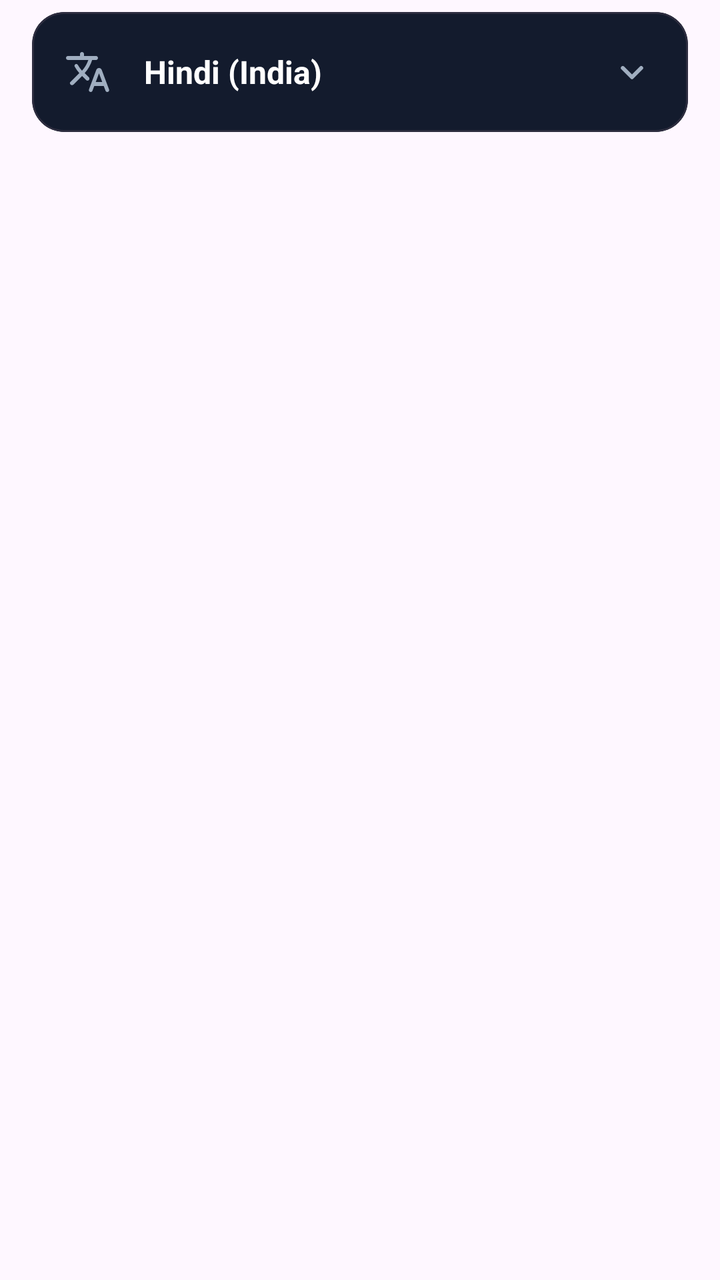
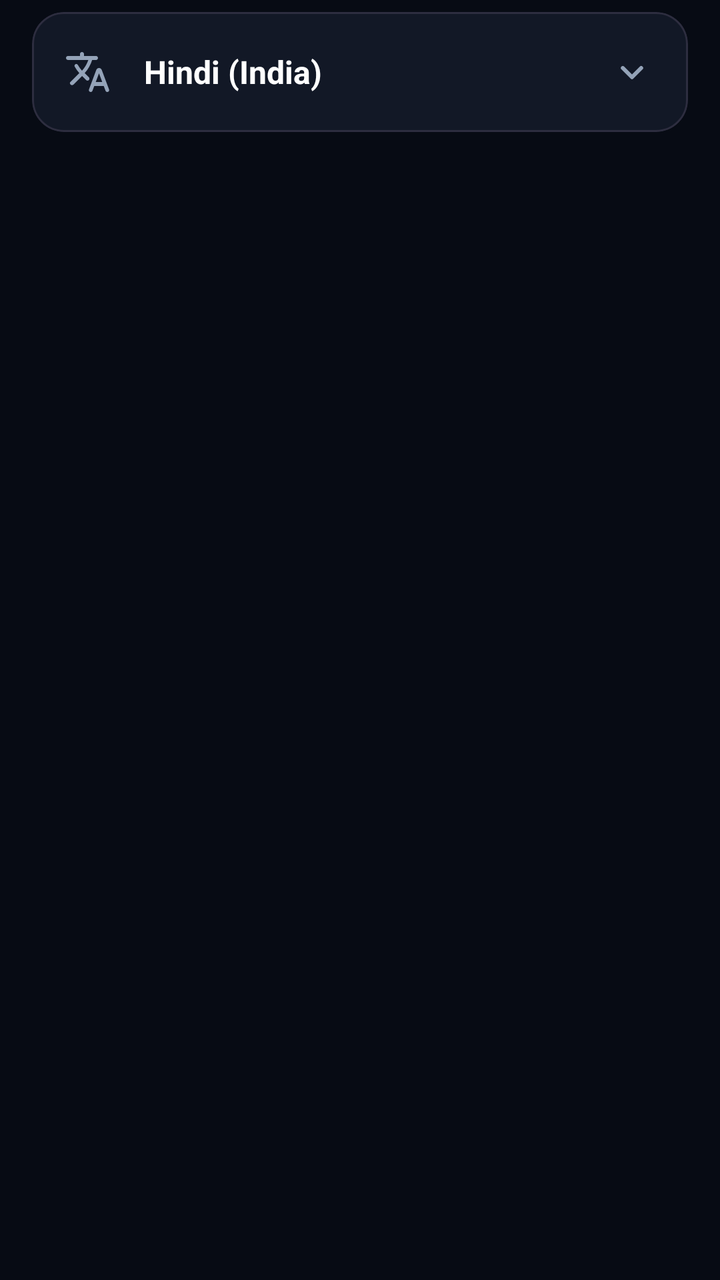

An Android layout rendered at two revisions. The XML below is the earlier revision; the diff shows what the commit changed to produce the second picture.
<!-- AndroidManifest.xml: application theme AppTheme -->
<!-- res/layout/item_language_group.xml -->
<LinearLayout
	xmlns:android="http://schemas.android.com/apk/res/android"
	xmlns:app="http://schemas.android.com/apk/res-auto"
	xmlns:tools="http://schemas.android.com/tools"
	android:layout_width="match_parent"
	android:layout_height="wrap_content"
	android:orientation="vertical"
	android:paddingHorizontal="16dp"
	android:paddingVertical="6dp">
	<com.google.android.material.card.MaterialCardView
		android:id="@+id/main_group_card"
		android:layout_width="match_parent"
		android:layout_height="wrap_content"
		app:cardBackgroundColor="#131B2D"
		app:cardCornerRadius="16dp"
		app:strokeColor="#2D2D3F"
		app:strokeWidth="1dp">
		<LinearLayout
			android:id="@+id/linear2"
			android:layout_width="match_parent"
			android:layout_height="wrap_content"
			android:orientation="vertical">
			<RelativeLayout
				android:id="@+id/header_layout"
				android:layout_width="match_parent"
				android:layout_height="60dp"
				android:background="?attr/selectableItemBackground"
				android:focusable="true"
				android:paddingHorizontal="16dp">
				<ImageView
					android:id="@+id/img_lang_icon"
					android:focusable="false"
					android:layout_width="24dp"
					android:layout_height="24dp"
					android:src="@drawable/icon_translate"
					android:scaleType="fitXY"
					app:tint="#A0AEC0"
					android:layout_centerVertical="true" />
				<TextView
					android:id="@+id/txt_language_name"
					android:focusable="false"
					android:layout_width="wrap_content"
					android:layout_height="wrap_content"
					android:text="Hindi (India)"
					android:textSize="16sp"
					android:textStyle="bold"
					android:textColor="#FFFFFF"
					android:layout_marginStart="16dp"
					android:layout_toEndOf="@id/img_lang_icon"
					android:layout_centerVertical="true" />
				<ImageView
					android:id="@+id/img_expand_arrow"
					android:focusable="false"
					android:layout_width="24dp"
					android:layout_height="24dp"
					android:src="@drawable/icon_keyboard_arrow"
					android:scaleType="fitXY"
					app:tint="#A0AEC0"
					android:layout_alignParentEnd="true"
					android:layout_centerVertical="true" />
			</RelativeLayout>
			<LinearLayout
				android:id="@+id/expandable_voice_container"
				android:layout_width="match_parent"
				android:layout_height="wrap_content"
				android:paddingBottom="8dp"
				android:orientation="vertical"
				android:visibility="gone" />
		</LinearLayout>
	</com.google.android.material.card.MaterialCardView>
</LinearLayout>
<!-- resources referenced by this layout -->
<resources>
  <!-- drawable icon_keyboard_arrow (drawable-xhdpi) -->
  <?xml version='1.0' encoding='UTF-8' standalone='yes' ?>
  <vector xmlns:android="http://schemas.android.com/apk/res/android" android:width="48dp" android:height="48dp" android:viewportWidth="24.0" android:viewportHeight="24.0"><path android:pathData="M8.12 9.29L12 13.17l3.88-3.88a.996.996 0 1 1 1.41 1.41l-4.59 4.59a.996.996 0 0 1-1.41 0L6.7 10.7a.996.996 0 0 1 0-1.41c.39-.38 1.03-.39 1.42 0z" android:fillColor="#9E9E9E" /></vector>
  <!-- drawable icon_translate (drawable-xhdpi) -->
  <?xml version='1.0' encoding='UTF-8' standalone='yes' ?>
  <vector xmlns:android="http://schemas.android.com/apk/res/android" android:width="48dp" android:height="48dp" android:viewportWidth="24.0" android:viewportHeight="24.0"><path android:pathData="M12.65 15.67c.14-.36.05-.77-.23-1.05l-2.09-2.06l.03-.03A17.52 17.52 0 0 0 14.07 6h1.94c.54 0 .99-.45.99-.99v-.02c0-.54-.45-.99-.99-.99H10V3c0-.55-.45-1-1-1s-1 .45-1 1v1H1.99c-.54 0-.99.45-.99.99c0 .55.45.99.99.99h10.18A15.66 15.66 0 0 1 9 11.35c-.81-.89-1.49-1.86-2.06-2.88A.885.885 0 0 0 6.16 8c-.69 0-1.13.75-.79 1.35c.63 1.13 1.4 2.21 2.3 3.21L3.3 16.87a.99.99 0 0 0 0 1.42c.39.39 1.02.39 1.42 0L9 14l2.02 2.02c.51.51 1.38.32 1.63-.35zM17.5 10c-.6 0-1.14.37-1.35.94l-3.67 9.8c-.24.61.22 1.26.87 1.26c.39 0 .74-.24.88-.61l.89-2.39h4.75l.9 2.39c.14.36.49.61.88.61c.65 0 1.11-.65.88-1.26l-3.67-9.8c-.22-.57-.76-.94-1.36-.94zm-1.62 7l1.62-4.33L19.12 17h-3.24z" android:fillColor="#9E9E9E" /></vector>
  <style name="AppTheme" parent="Theme.Material3.DayNight.NoActionBar">
  
          
          <item name="android:statusBarColor">#0B1220</item>
          <item name="android:navigationBarColor">#0B1220</item>
          <item name="android:windowLightStatusBar">false</item>
  
          
          <item name="colorControlActivated">#6750A4</item>
  
      </style>
</resources>

<!-- the commit's change to res/layout/item_language_group.xml (unified diff, before → after) -->
@@ -11,7 +11,7 @@
 		android:id="@+id/main_group_card"
 		android:layout_width="match_parent"
 		android:layout_height="wrap_content"
-		app:cardBackgroundColor="#131B2D"
+		app:cardBackgroundColor="#121826"
 		app:cardCornerRadius="16dp"
 		app:strokeColor="#2D2D3F"
 		app:strokeWidth="1dp">
@@ -34,7 +34,7 @@
 					android:layout_height="24dp"
 					android:src="@drawable/icon_translate"
 					android:scaleType="fitXY"
-					app:tint="#A0AEC0"
+					app:tint="#94A3B8"
 					android:layout_centerVertical="true" />
 				<TextView
 					android:id="@+id/txt_language_name"
@@ -55,7 +55,7 @@
 					android:layout_height="24dp"
 					android:src="@drawable/icon_keyboard_arrow"
 					android:scaleType="fitXY"
-					app:tint="#A0AEC0"
+					app:tint="#94A3B8"
 					android:layout_alignParentEnd="true"
 					android:layout_centerVertical="true" />
 			</RelativeLayout>
<!-- resource entries referenced after the edit -->
@@ -2,20 +2,41 @@
 <resources>
   <!-- drawable icon_keyboard_arrow (drawable-xhdpi) -->
   <?xml version='1.0' encoding='UTF-8' standalone='yes' ?>
-  <vector xmlns:android="http://schemas.android.com/apk/res/android" android:width="48dp" android:height="48dp" android:viewportWidth="24.0" android:viewportHeight="24.0"><path android:pathData="M8.12 9.29L12 13.17l3.88-3.88a.996.996 0 1 1 1.41 1.41l-4.59 4.59a.996.996 0 0 1-1.41 0L6.7 10.7a.996.996 0 0 1 0-1.41c.39-.38 1.03-.39 1.42 0z" android:fillColor="#9E9E9E" /></vector>
+  <vector xmlns:android="http://schemas.android.com/apk/res/android" android:width="48dp" android:height="48dp" android:viewportWidth="24.0" android:viewportHeight="24.0"><path android:pathData="M8.12 9.29L12 13.17l3.88-3.88a.996.996 0 1 1 1.41 1.41l-4.59 4.59a.996.996 0 0 1-1.41 0L6.7 10.7a.996.996 0 0 1 0-1.41c.39-.38 1.03-.39 1.42 0z" android:fillColor="#94A3B8" /></vector>
   <!-- drawable icon_translate (drawable-xhdpi) -->
   <?xml version='1.0' encoding='UTF-8' standalone='yes' ?>
-  <vector xmlns:android="http://schemas.android.com/apk/res/android" android:width="48dp" android:height="48dp" android:viewportWidth="24.0" android:viewportHeight="24.0"><path android:pathData="M12.65 15.67c.14-.36.05-.77-.23-1.05l-2.09-2.06l.03-.03A17.52 17.52 0 0 0 14.07 6h1.94c.54 0 .99-.45.99-.99v-.02c0-.54-.45-.99-.99-.99H10V3c0-.55-.45-1-1-1s-1 .45-1 1v1H1.99c-.54 0-.99.45-.99.99c0 .55.45.99.99.99h10.18A15.66 15.66 0 0 1 9 11.35c-.81-.89-1.49-1.86-2.06-2.88A.885.885 0 0 0 6.16 8c-.69 0-1.13.75-.79 1.35c.63 1.13 1.4 2.21 2.3 3.21L3.3 16.87a.99.99 0 0 0 0 1.42c.39.39 1.02.39 1.42 0L9 14l2.02 2.02c.51.51 1.38.32 1.63-.35zM17.5 10c-.6 0-1.14.37-1.35.94l-3.67 9.8c-.24.61.22 1.26.87 1.26c.39 0 .74-.24.88-.61l.89-2.39h4.75l.9 2.39c.14.36.49.61.88.61c.65 0 1.11-.65.88-1.26l-3.67-9.8c-.22-.57-.76-.94-1.36-.94zm-1.62 7l1.62-4.33L19.12 17h-3.24z" android:fillColor="#9E9E9E" /></vector>
-  <style name="AppTheme" parent="Theme.Material3.DayNight.NoActionBar">
+  <vector xmlns:android="http://schemas.android.com/apk/res/android" android:width="48dp" android:height="48dp" android:viewportWidth="24.0" android:viewportHeight="24.0"><path android:pathData="M12.65 15.67c.14-.36.05-.77-.23-1.05l-2.09-2.06l.03-.03A17.52 17.52 0 0 0 14.07 6h1.94c.54 0 .99-.45.99-.99v-.02c0-.54-.45-.99-.99-.99H10V3c0-.55-.45-1-1-1s-1 .45-1 1v1H1.99c-.54 0-.99.45-.99.99c0 .55.45.99.99.99h10.18A15.66 15.66 0 0 1 9 11.35c-.81-.89-1.49-1.86-2.06-2.88A.885.885 0 0 0 6.16 8c-.69 0-1.13.75-.79 1.35c.63 1.13 1.4 2.21 2.3 3.21L3.3 16.87a.99.99 0 0 0 0 1.42c.39.39 1.02.39 1.42 0L9 14l2.02 2.02c.51.51 1.38.32 1.63-.35zM17.5 10c-.6 0-1.14.37-1.35.94l-3.67 9.8c-.24.61.22 1.26.87 1.26c.39 0 .74-.24.88-.61l.89-2.39h4.75l.9 2.39c.14.36.49.61.88.61c.65 0 1.11-.65.88-1.26l-3.67-9.8c-.22-.57-.76-.94-1.36-.94zm-1.62 7l1.62-4.33L19.12 17h-3.24z" android:fillColor="#94A3B8" /></vector>
+  <style name="AppTheme" parent="Theme.Material3.Dark.NoActionBar">
+  
+          <item name="colorPrimary">@color/colorPrimary</item>
+          <item name="colorOnPrimary">@color/colorOnPrimary</item>
+          <item name="colorSecondary">@color/colorSecondary</item>
+          <item name="colorOnSecondary">@color/colorOnPrimary</item>
+          <item name="colorSurface">@color/colorSurface</item>
+          <item name="colorSurfaceVariant">@color/colorSurfaceVariant</item>
+          <item name="colorOnSurface">@color/colorOnSurface</item>
+          <item name="colorOnBackground">@color/colorOnBackground</item>
+          <item name="colorAccent">@color/colorAccent</item>
   
           
-          <item name="android:statusBarColor">#0B1220</item>
-          <item name="android:navigationBarColor">#0B1220</item>
+          <item name="android:colorBackground">@color/colorBackground</item>
+          <item name="android:statusBarColor">@color/colorBackground</item>
+          <item name="android:navigationBarColor">@color/colorBackground</item>
+          <item name="android:windowBackground">@color/colorBackground</item>
           <item name="android:windowLightStatusBar">false</item>
+          <item name="android:windowLightNavigationBar">false</item>
   
-          
-          <item name="colorControlActivated">#6750A4</item>
+          <item name="colorControlActivated">@color/colorPrimary</item>
   
       </style>
+  <color name="colorPrimary">#00E5FF</color>
+  <color name="colorOnPrimary">#F8FAFC</color>
+  <color name="colorSecondary">#2979FF</color>
+  <color name="colorSurface">#121826</color>
+  <color name="colorSurfaceVariant">#1A2234</color>
+  <color name="colorOnSurface">#F8FAFC</color>
+  <color name="colorOnBackground">#F8FAFC</color>
+  <color name="colorAccent">#00E5FF</color>
+  <color name="colorBackground">#070B14</color>
 </resources>
 
